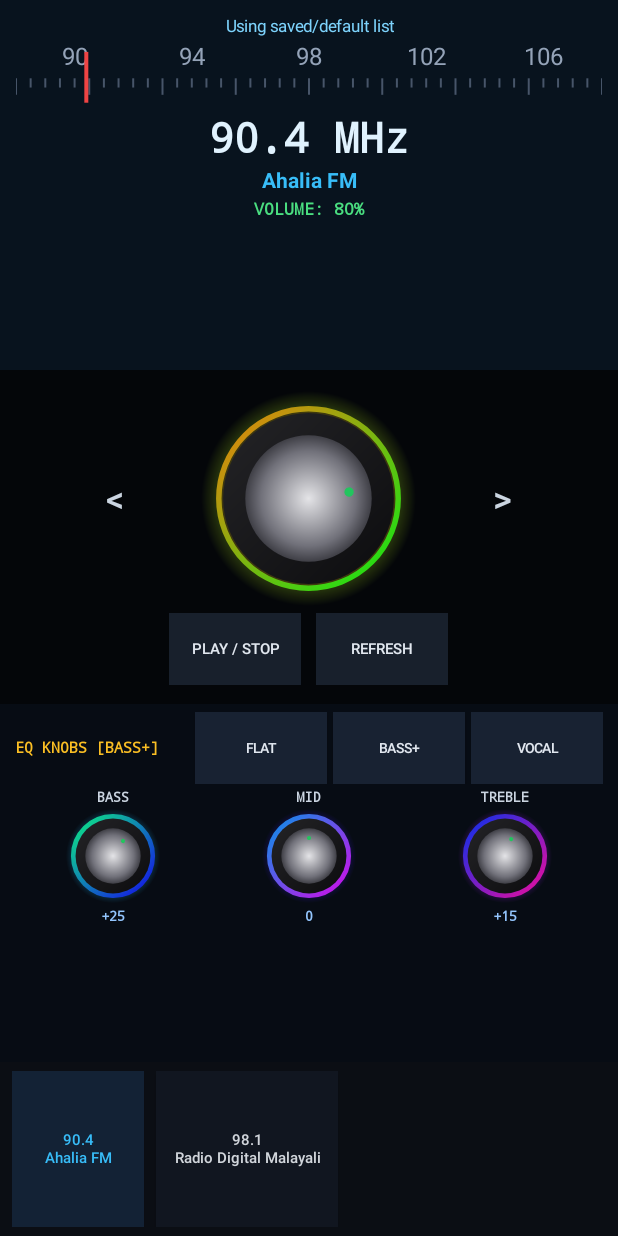
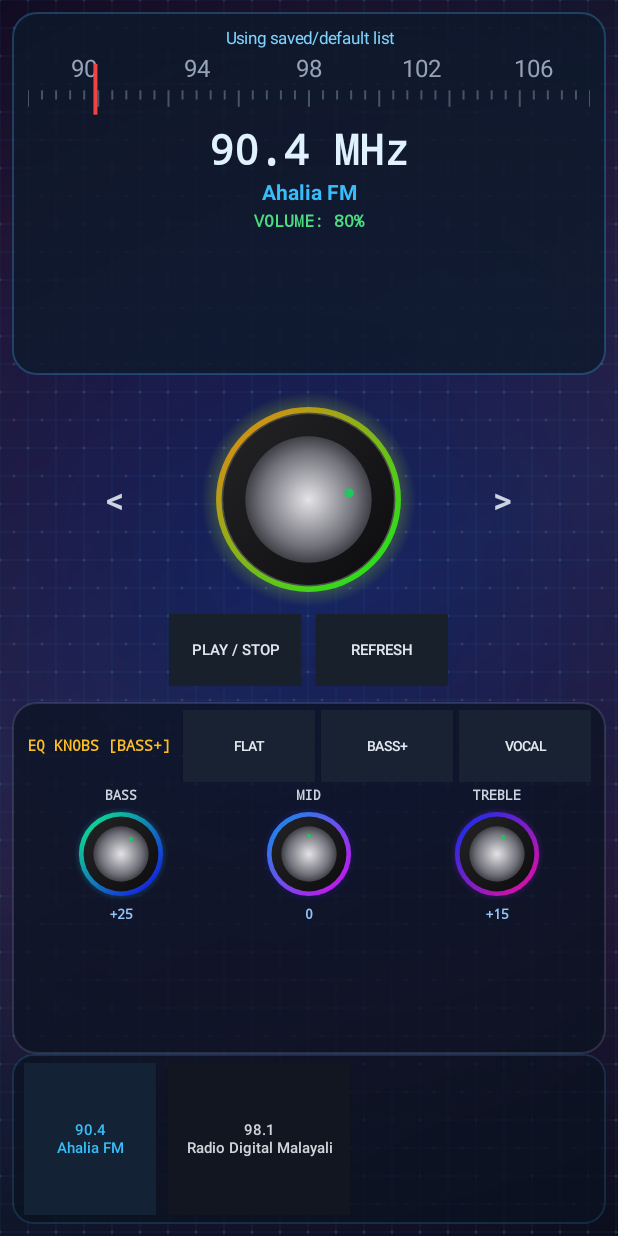
Before and after one commit to archanaammu1556-pixel/shopzy-local-apk-, an Android app: the screen it shows after launch (MainActivity), on a phone screen of 412 x 824 dp. Run offline under Robolectric (Android 15) with nearby library versions, the phone set to English and light mode, and no system bars.

Commit message:
Upgrade background with carbon mesh texture, ambient aurora glow, and glass cards

```diff
--- a/app/src/main/java/com/mallufm/radio/MainActivity.java
+++ b/app/src/main/java/com/mallufm/radio/MainActivity.java
@@ -10,6 +10,7 @@ import android.graphics.Paint;
 import android.graphics.RadialGradient;
 import android.graphics.Shader;
 import android.graphics.Typeface;
+import android.graphics.drawable.GradientDrawable;
 import android.media.AudioManager;
 import android.media.MediaPlayer;
 import android.media.audiofx.Equalizer;
@@ -19,6 +20,7 @@ import android.view.MotionEvent;
 import android.view.View;
 import android.view.animation.LinearInterpolator;
 import android.widget.Button;
+import android.widget.FrameLayout;
 import android.widget.HorizontalScrollView;
 import android.widget.LinearLayout;
 import android.widget.TextView;
@@ -50,6 +52,7 @@ public class MainActivity extends Activity {
     private final List<Channel> channels = new ArrayList<>();
     private MediaPlayer mediaPlayer;
     private Equalizer equalizer;
+    private CarbonBgView bgView;
     private TunerScaleView scaleView;
     private TunerKnobView knobView;
     private TunerKnobView bassKnob;
@@ -77,15 +80,21 @@ public class MainActivity extends Activity {
     protected void onCreate(Bundle savedInstanceState) {
         super.onCreate(savedInstanceState);
 
+        FrameLayout frameRoot = new FrameLayout(this);
+        bgView = new CarbonBgView(this);
+        frameRoot.addView(bgView, new FrameLayout.LayoutParams(
+                FrameLayout.LayoutParams.MATCH_PARENT, FrameLayout.LayoutParams.MATCH_PARENT));
+
         LinearLayout root = new LinearLayout(this);
         root.setOrientation(LinearLayout.VERTICAL);
-        root.setBackgroundColor(Color.parseColor("#05080D"));
+        root.setBackgroundColor(Color.TRANSPARENT);
+        root.setPadding(dp(8), dp(8), dp(8), dp(8));
         root.setWeightSum(1f);
 
         // Top Tuner Scale & Frequency Display
         LinearLayout topPanel = new LinearLayout(this);
         topPanel.setOrientation(LinearLayout.VERTICAL);
-        topPanel.setBackgroundColor(Color.parseColor("#08131E"));
+        topPanel.setBackground(createGlassCard(Color.parseColor("#CC0D192B"), Color.parseColor("#4438BDF8"), dp(16)));
         topPanel.setPadding(16, 14, 16, 8);
 
         statusText = new TextView(this);
@@ -134,7 +143,7 @@ public class MainActivity extends Activity {
         LinearLayout middlePanel = new LinearLayout(this);
         middlePanel.setOrientation(LinearLayout.VERTICAL);
         middlePanel.setGravity(Gravity.CENTER);
-        middlePanel.setBackgroundColor(Color.parseColor("#040609"));
+        middlePanel.setBackgroundColor(Color.TRANSPARENT);
         middlePanel.setPadding(12, 4, 12, 4);
 
         LinearLayout dialRow = new LinearLayout(this);
@@ -217,7 +226,7 @@ public class MainActivity extends Activity {
         // Equalizer Section with Small Ambient Color Knobs (Bass / Mid / Treble)
         LinearLayout eqPanel = new LinearLayout(this);
         eqPanel.setOrientation(LinearLayout.VERTICAL);
-        eqPanel.setBackgroundColor(Color.parseColor("#070C14"));
+        eqPanel.setBackground(createGlassCard(Color.parseColor("#B80B1220"), Color.parseColor("#3394A3B8"), dp(16)));
         eqPanel.setPadding(dp(10), dp(5), dp(10), dp(5));
 
         LinearLayout eqHeader = new LinearLayout(this);
@@ -311,7 +320,7 @@ public class MainActivity extends Activity {
 
         // Bottom Channel Preset Bar
         HorizontalScrollView presetScroll = new HorizontalScrollView(this);
-        presetScroll.setBackgroundColor(Color.parseColor("#0B0E14"));
+        presetScroll.setBackground(createGlassCard(Color.parseColor("#B80B1220"), Color.parseColor("#2838BDF8"), dp(14)));
         presetScroll.setFillViewport(true);
 
         presetLayout = new LinearLayout(this);
@@ -324,7 +333,9 @@ public class MainActivity extends Activity {
                 LinearLayout.LayoutParams.MATCH_PARENT, 0, 0.14f);
         root.addView(presetScroll, botParams);
 
-        setContentView(root);
+        frameRoot.addView(root, new FrameLayout.LayoutParams(
+                FrameLayout.LayoutParams.MATCH_PARENT, FrameLayout.LayoutParams.MATCH_PARENT));
+        setContentView(frameRoot);
         syncEqKnobsAndLabels("BASS+");
         loadDefaultChannels();
         renderChannelButtons();
@@ -714,6 +725,7 @@ public class MainActivity extends Activity {
     @Override
     protected void onDestroy() {
         super.onDestroy();
+        if (bgView != null) bgView.stopAmbientAnimation();
         if (knobView != null) knobView.stopAmbientAnimation();
         if (bassKnob != null) bassKnob.stopAmbientAnimation();
         if (midKnob != null) midKnob.stopAmbientAnimation();
@@ -915,4 +927,92 @@ public class MainActivity extends Activity {
             canvas.restore();
         }
     }
+
+    private GradientDrawable createGlassCard(int fillColor, int strokeColor, int radiusPx) {
+        GradientDrawable gd = new GradientDrawable();
+        gd.setColor(fillColor);
+        gd.setCornerRadius(radiusPx);
+        gd.setStroke(dp(1), strokeColor);
+        return gd;
+    }
+
+    private static class CarbonBgView extends View {
+        private float hue = 200f;
+        private ValueAnimator bgAnimator;
+        private final Paint basePaint = new Paint(Paint.ANTI_ALIAS_FLAG);
+        private final Paint auroraPaint = new Paint(Paint.ANTI_ALIAS_FLAG);
+        private final Paint gridPaint = new Paint(Paint.ANTI_ALIAS_FLAG);
+        private final Paint dotPaint = new Paint(Paint.ANTI_ALIAS_FLAG);
+
+        CarbonBgView(Context context) {
+            super(context);
+            gridPaint.setColor(Color.parseColor("#1438BDF8"));
+            gridPaint.setStrokeWidth(1.2f);
+            dotPaint.setColor(Color.parseColor("#1CE2E8F0"));
+            startAmbientAnimation();
+        }
+
+        private void startAmbientAnimation() {
+            if (bgAnimator != null) return;
+            bgAnimator = ValueAnimator.ofFloat(0f, 360f);
+            bgAnimator.setDuration(14000L);
+            bgAnimator.setRepeatCount(ValueAnimator.INFINITE);
+            bgAnimator.setRepeatMode(ValueAnimator.RESTART);
+            bgAnimator.setInterpolator(new LinearInterpolator());
+            bgAnimator.addUpdateListener(new ValueAnimator.AnimatorUpdateListener() {
+                @Override
+                public void onAnimationUpdate(ValueAnimator animation) {
+                    hue = (Float) animation.getAnimatedValue();
+                    invalidate();
+                }
+            });
+            bgAnimator.start();
+        }
+
+        void stopAmbientAnimation() {
+            if (bgAnimator != null) {
+                bgAnimator.cancel();
+                bgAnimator = null;
+            }
+        }
+
+        @Override
+        protected void onDraw(Canvas canvas) {
+            super.onDraw(canvas);
+            float w = getWidth();
+            float h = getHeight();
+            if (w <= 0 || h <= 0) return;
+
+            basePaint.setShader(new LinearGradient(
+                    0, 0, w, h,
+                    new int[]{
+                        Color.parseColor("#060B19"),
+                        Color.parseColor("#0F2238"),
+                        Color.parseColor("#070D1A")
+                    },
+                    new float[]{0f, 0.5f, 1f},
+                    Shader.TileMode.CLAMP));
+            canvas.drawRect(0, 0, w, h, basePaint);
+
+            int glow1 = Color.HSVToColor(58, new float[]{hue, 0.85f, 0.95f});
+            int glow2 = Color.HSVToColor(28, new float[]{(hue + 75f) % 360f, 0.85f, 0.90f});
+            auroraPaint.setShader(new RadialGradient(
+                    w * 0.5f, h * 0.45f, Math.max(w, h) * 0.65f,
+                    new int[]{glow1, glow2, Color.TRANSPARENT},
+                    new float[]{0f, 0.55f, 1f},
+                    Shader.TileMode.CLAMP));
+            canvas.drawRect(0, 0, w, h, auroraPaint);
+
+            float step = 28f;
+            for (float x = 0; x < w; x += step) {
+                canvas.drawLine(x, 0, x, h, gridPaint);
+            }
+            for (float y = 0; y < h; y += step) {
+                canvas.drawLine(0, y, w, y, gridPaint);
+                for (float x = (y % (step * 2) == 0 ? 0 : step / 2f); x < w; x += step) {
+                    canvas.drawCircle(x, y, 1.5f, dotPaint);
+                }
+            }
+        }
+    }
 }
```
